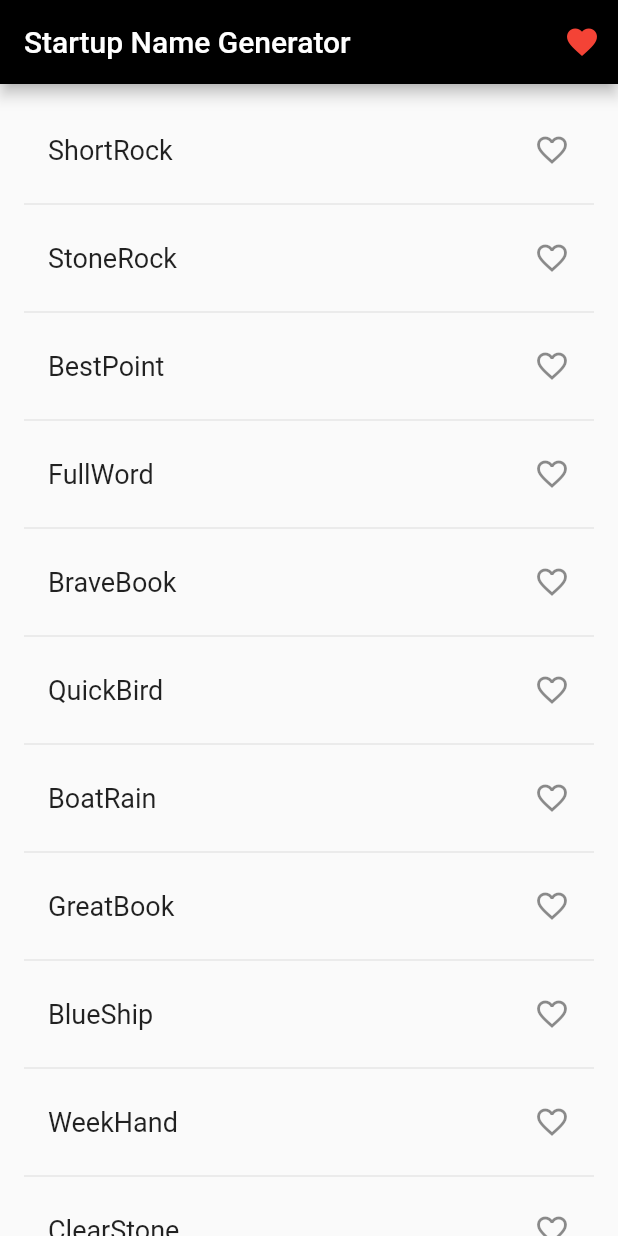
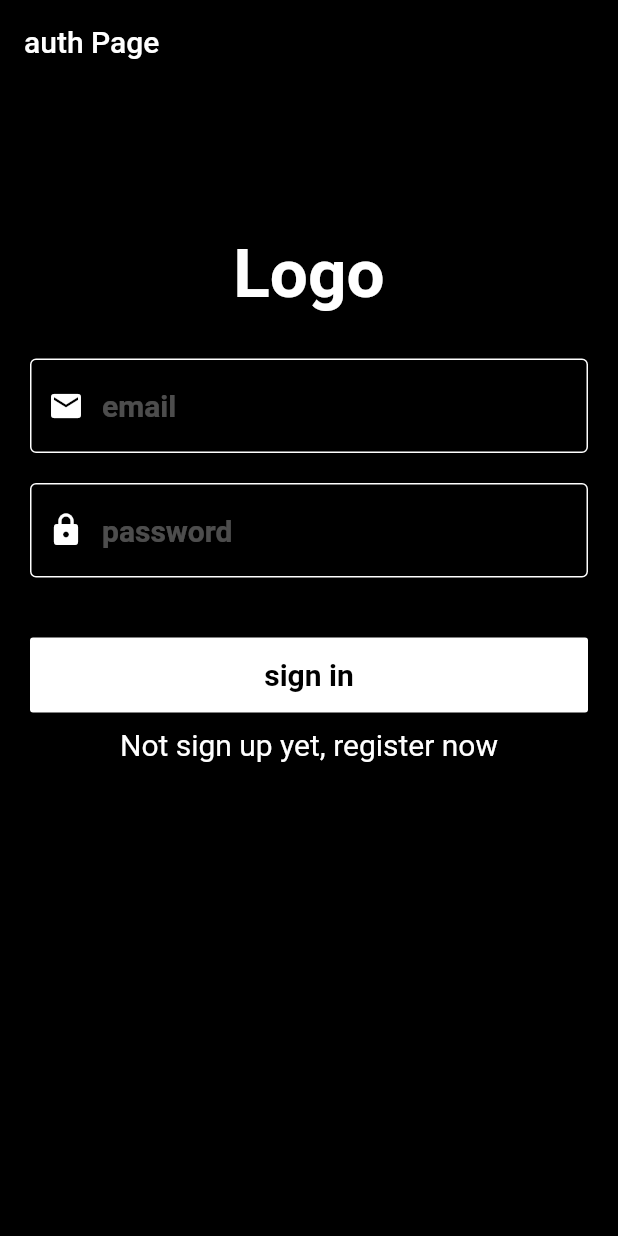
Before and after one commit to naranovarltan/first_flutter_app, a Flutter app: the screen it shows after launch, on a phone screen of 412 x 824 dp. Run offline on Flutter 3.47's test engine with Material 2 defaults, Android fonts, the phone set to English and light mode, and no system bars; our stand-ins replace firebase_auth, fluttertoast; accounts and stored records are empty.

Commit message:
added pages and services

```diff
--- /dev/null
+++ b/lib/domain/user.dart
@@ -0,0 +1,9 @@
+import 'package:firebase_auth/firebase_auth.dart';
+
+class User {
+  String id;
+
+  User.fromFireBase(FirebaseUser user) {
+    id = user.uid;
+  }
+}
--- a/lib/main.dart
+++ b/lib/main.dart
@@ -1,5 +1,5 @@
 import 'package:flutter/material.dart';
-import 'package:english_words/english_words.dart';
+import 'package:first_flutter_app/pages/landing.dart';
 
 void main() => runApp(MyApp());
 
@@ -7,101 +7,9 @@ class MyApp extends StatelessWidget {
   @override
   Widget build(BuildContext context) {
     return MaterialApp(
-      title: 'Startup Name Generator',
+      title: 'Material App',
       theme: ThemeData(primaryColor: Colors.black),
-      home: RandomWords(),
+      home: LandingPage(),
     );
   }
 }
-
-class RandomWords extends StatefulWidget {
-  @override
-  RandomWordsState createState() => RandomWordsState();
-}
-
-class RandomWordsState extends State<RandomWords> {
-  final List<WordPair> _suggestions = <WordPair>[];
-  final Set<WordPair> _saved = Set<WordPair>();
-  final TextStyle _biggerFont = const TextStyle(fontSize: 18.0);
-
-  void _pushSaved() {
-    Navigator.of(context).push(
-      MaterialPageRoute<void>(
-        builder: (BuildContext context) {
-          final Iterable<ListTile> tiles = _saved.map(
-            (WordPair pair) => ListTile(
-              title: Text(
-                pair.asPascalCase,
-                style: _biggerFont,
-              ),
-            ),
-          );
-          final List<Widget> divided = ListTile.divideTiles(
-            context: context,
-            tiles: tiles,
-          ).toList();
-
-          return Scaffold(
-            appBar: AppBar(
-              title: Text('Saved Suggestions'),
-            ),
-            body: ListView(children: divided),
-          );
-        },
-      ),
-    );
-  }
-
-  @override
-  Widget build(BuildContext context) {
-    return Scaffold(
-      appBar: AppBar(
-        title: Text('Startup Name Generator'),
-        actions: <Widget>[
-          IconButton(
-              icon: Icon(
-                Icons.favorite,
-                color: Colors.red,
-              ),
-              onPressed: _pushSaved),
-        ],
-      ),
-      body: _buildSuggestions(),
-    );
-  }
-
-  Widget _buildRow(WordPair pair) {
-    final bool alreadySaved = _saved.contains(pair);
-
-    return ListTile(
-      title: Text(
-        pair.asPascalCase,
-        style: _biggerFont,
-      ),
-      trailing: Icon(
-        alreadySaved ? Icons.favorite : Icons.favorite_border,
-        color: alreadySaved ? Colors.red : null,
-      ),
-      onTap: () =>
-          setState(() => alreadySaved ? _saved.remove(pair) : _saved.add(pair)),
-    );
-  }
-
-  Widget _buildSuggestions() {
-    return ListView.builder(
-        padding: const EdgeInsets.all(16.0),
-        itemBuilder: (context, i) {
-          if (i.isOdd) {
-            return Divider();
-          }
-
-          final index = i ~/ 2;
-
-          if (index >= _suggestions.length) {
-            _suggestions.addAll(generateWordPairs().take(10));
-          }
-
-          return _buildRow(_suggestions[index]);
-        });
-  }
-}
--- /dev/null
+++ b/lib/pages/auth.dart
@@ -0,0 +1,245 @@
+import 'package:first_flutter_app/services/auth.dart';
+import 'package:flutter/material.dart';
+import 'package:first_flutter_app/domain/user.dart';
+import 'package:fluttertoast/fluttertoast.dart';
+
+class AuthrizationPage extends StatefulWidget {
+  AuthrizationPage({Key key}) : super(key: key);
+
+  @override
+  _AuthrizationPageState createState() => _AuthrizationPageState();
+}
+
+class _AuthrizationPageState extends State<AuthrizationPage> {
+  TextEditingController _emailController = TextEditingController();
+  TextEditingController _passwordController = TextEditingController();
+
+  String _email;
+  String _password;
+  bool _showLogin = true;
+
+  AuthService authService = AuthService();
+
+  @override
+  Widget build(BuildContext context) {
+    Widget _logo() {
+      return Padding(
+        padding: EdgeInsets.only(top: 100),
+        child: Container(
+          child: Align(
+            child: Padding(
+              padding: EdgeInsets.fromLTRB(0, 0, 0, 20),
+              child: Text(
+                'Logo',
+                style: TextStyle(
+                  fontSize: 45,
+                  fontWeight: FontWeight.bold,
+                  color: Colors.white,
+                ),
+              ),
+            ),
+          ),
+        ),
+      );
+    }
+
+    Widget _input(
+      Icon icon,
+      String hintText,
+      TextEditingController controller,
+      bool obscureText,
+    ) {
+      return Container(
+        padding: EdgeInsets.only(left: 20, right: 20),
+        child: TextField(
+          controller: controller,
+          obscureText: obscureText,
+          style: TextStyle(color: Colors.white, fontSize: 20),
+          decoration: InputDecoration(
+            hintStyle: TextStyle(
+              fontWeight: FontWeight.bold,
+              fontSize: 20,
+              color: Colors.white30,
+            ),
+            hintText: hintText,
+            focusedBorder: OutlineInputBorder(
+              borderSide: BorderSide(color: Colors.white, width: 3),
+            ),
+            enabledBorder: OutlineInputBorder(
+              borderSide: BorderSide(color: Colors.white, width: 1),
+            ),
+            prefixIcon: Padding(
+              padding: EdgeInsets.only(left: 10, right: 10),
+              child: IconTheme(
+                data: IconThemeData(color: Colors.white),
+                child: icon,
+              ),
+            ),
+          ),
+        ),
+      );
+    }
+
+    Widget _submitButton(String label, void submit()) {
+      return RaisedButton(
+        splashColor: Colors.indigo,
+        highlightColor: Colors.indigo,
+        color: Colors.white,
+        child: Text(
+          label,
+          style: TextStyle(
+            fontWeight: FontWeight.bold,
+            color: Colors.black,
+            fontSize: 20,
+          ),
+        ),
+        onPressed: () {
+          submit();
+        },
+      );
+    }
+
+    Widget _form(String label, void submit()) {
+      return Container(
+        child: Column(
+          children: <Widget>[
+            Padding(
+              padding: EdgeInsets.only(bottom: 20, top: 10),
+              child: _input(
+                Icon(Icons.email),
+                'email',
+                _emailController,
+                false,
+              ),
+            ),
+            Padding(
+              padding: EdgeInsets.only(bottom: 20),
+              child: _input(
+                Icon(Icons.lock),
+                'password',
+                _passwordController,
+                true,
+              ),
+            ),
+            SizedBox(height: 20),
+            Padding(
+              padding: EdgeInsets.only(left: 20, right: 20),
+              child: Container(
+                height: 50,
+                width: MediaQuery.of(context).size.width,
+                child: _submitButton(label, submit),
+              ),
+            ),
+          ],
+        ),
+      );
+    }
+
+    void _signinButtonAction() async {
+      _email = _emailController.text;
+      _password = _passwordController.text;
+
+      if (_email == null || _password == null) {
+        return;
+      }
+
+      User user =
+          await authService.singinWithEmailAndPassword(_email, _password);
+
+      if (user == null) {
+        Fluttertoast.showToast(
+          msg: "This is Center Short Toast",
+          toastLength: Toast.LENGTH_SHORT,
+          gravity: ToastGravity.CENTER,
+          timeInSecForIos: 1,
+          backgroundColor: Colors.red,
+          textColor: Colors.white,
+          fontSize: 16.0,
+        );
+      }
+
+      _emailController.clear();
+      _passwordController.clear();
+    }
+
+    void _signupButtonAction() async {
+      _email = _emailController.text;
+      _password = _passwordController.text;
+
+      if (_email == null || _password == null) {
+        return;
+      }
+
+      User user =
+          await authService.singinWithEmailAndPassword(_email, _password);
+
+      if (user == null) {
+        Fluttertoast.showToast(
+          msg: "This is Center Short Toast",
+          toastLength: Toast.LENGTH_SHORT,
+          gravity: ToastGravity.CENTER,
+          timeInSecForIos: 1,
+          backgroundColor: Colors.red,
+          textColor: Colors.white,
+          fontSize: 16.0,
+        );
+      }
+
+      _emailController.clear();
+      _passwordController.clear();
+    }
+
+    return Container(
+      child: Scaffold(
+        backgroundColor: Theme.of(context).primaryColor,
+        appBar: AppBar(
+          title: Text('auth Page'),
+        ),
+        body: Column(
+          children: <Widget>[
+            _logo(),
+            (_showLogin
+                ? Column(
+                    children: <Widget>[
+                      _form('sign in', _signinButtonAction),
+                      Padding(
+                        padding: EdgeInsets.all(10),
+                        child: GestureDetector(
+                          child: Text(
+                            'Not sign up yet, register now',
+                            style: TextStyle(fontSize: 20, color: Colors.white),
+                          ),
+                          onTap: () {
+                            setState(() {
+                              _showLogin = false;
+                            });
+                          },
+                        ),
+                      )
+                    ],
+                  )
+                : Column(
+                    children: <Widget>[
+                      _form('sign up', _signupButtonAction),
+                      Padding(
+                        padding: EdgeInsets.all(10),
+                        child: GestureDetector(
+                          child: Text(
+                            'Let\'s sing in',
+                            style: TextStyle(fontSize: 20, color: Colors.white),
+                          ),
+                          onTap: () {
+                            setState(() {
+                              _showLogin = true;
+                            });
+                          },
+                        ),
+                      )
+                    ],
+                  ))
+          ],
+        ),
+      ),
+    );
+  }
+}
--- /dev/null
+++ b/lib/pages/landing.dart
@@ -0,0 +1,12 @@
+import 'package:first_flutter_app/pages/auth.dart';
+import 'package:first_flutter_app/pages/home.dart';
+import 'package:flutter/material.dart';
+
+class LandingPage extends StatelessWidget {
+  @override
+  Widget build(BuildContext context) {
+    final bool isLoggedIn = false;
+
+    return isLoggedIn ? HomePage() : AuthrizationPage();
+  }
+}
--- /dev/null
+++ b/lib/services/auth.dart
@@ -0,0 +1,48 @@
+import 'package:firebase_auth/firebase_auth.dart';
+import 'package:first_flutter_app/domain/user.dart';
+
+class AuthService {
+  final FirebaseAuth _fAuth = FirebaseAuth.instance;
+
+  Future<User> singinWithEmailAndPassword(String email, String password) async {
+    try {
+      AuthResult authResult = await _fAuth.signInWithEmailAndPassword(
+        email: email,
+        password: password,
+      );
+      FirebaseUser user = authResult.user;
+
+      return User.fromFireBase(user);
+    } catch (e) {
+      print(e);
+
+      return null;
+    }
+  }
+
+  Future<User> singupWithEmailAndPassword(String email, String password) async {
+    try {
+      AuthResult authResult = await _fAuth.createUserWithEmailAndPassword(
+        email: email,
+        password: password,
+      );
+      FirebaseUser user = authResult.user;
+
+      return User.fromFireBase(user);
+    } catch (e) {
+      print(e);
+
+      return null;
+    }
+  }
+
+  Future<void> singuot() async {
+    return await _fAuth.signOut();
+  }
+
+  Stream<User> get currentUser {
+    return _fAuth.onAuthStateChanged.map(
+      (FirebaseUser user) => user != null ? User.fromFireBase(user) : null,
+    );
+  }
+}
--- a/pubspec.yaml
+++ b/pubspec.yaml
@@ -24,6 +24,11 @@ dependencies:
   # Use with the CupertinoIcons class for iOS style icons.
   cupertino_icons: ^0.1.2
   english_words: ^3.1.5
+  firebase_auth: ^0.15.5+2
+  cloud_firestore: ^0.13.4
+  provider: ^4.0.4
+  fluttertoast: ^3.1.3
+  toast: ^0.1.5
 
 dev_dependencies:
   flutter_test:
```
Also changed, not shown: lib/domain/workout.dart (added, +8 -0 lines), lib/pages/home.dart (added, +142 -0 lines).
